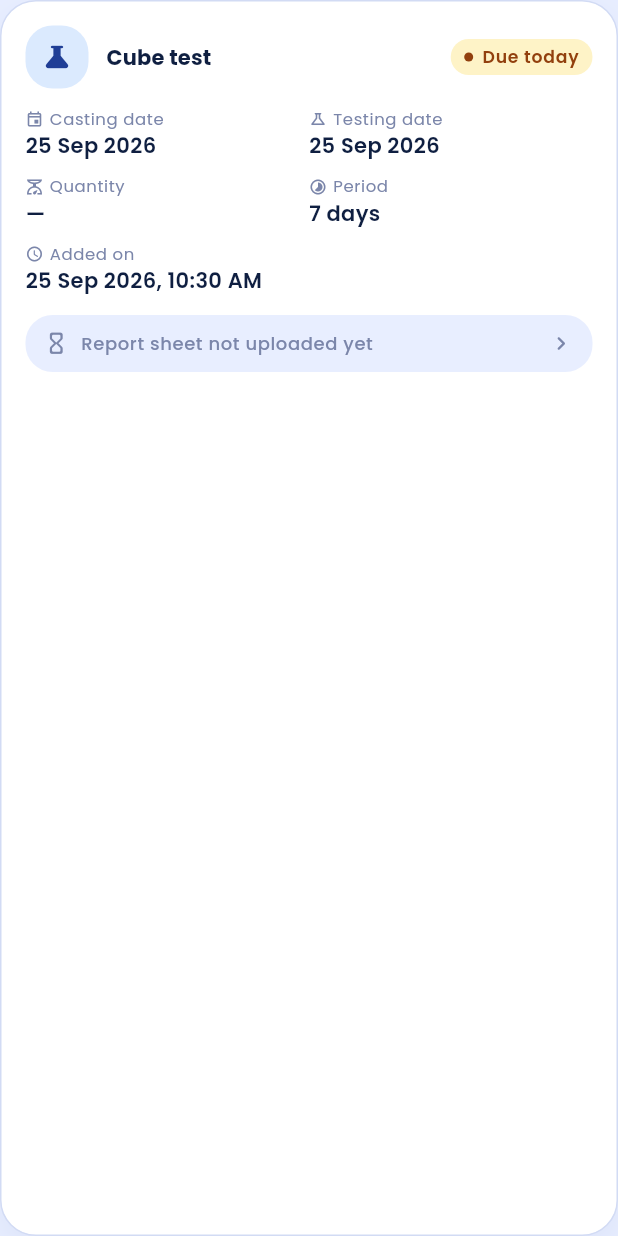
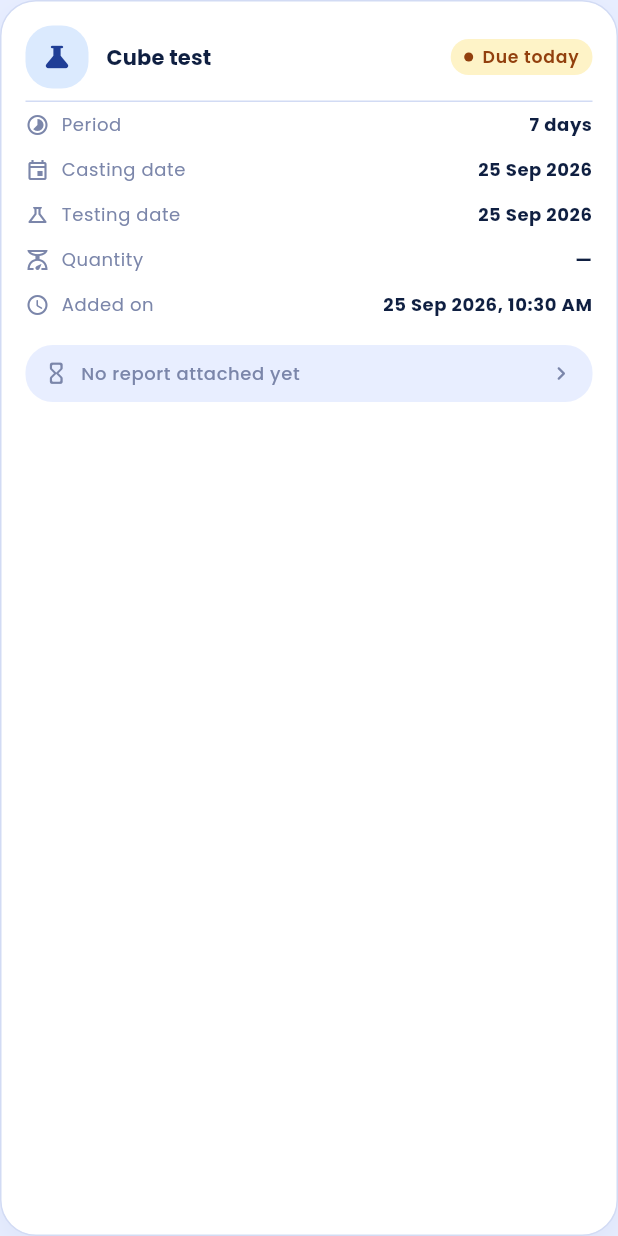
Before and after one commit to doot-dev/shivesh-app, a Flutter app: the _CubeTestCard widget shown alone on an empty page, opened directly with empty values, on a phone screen of 412 x 824 dp. Run offline on Flutter 3.47's test engine with Material 3 defaults, Android fonts, the phone set to English and light mode, and no system bars; our stand-ins replace dio, firebase_core, firebase_messaging, flutter_local_notifications, flutter_riverpod, flutter_secure_storage and 6 more; missing offline and left inert: pdfx; accounts and stored records are empty; network calls fail.

Commit message:
fix: full-screen file viewer with a navy bar; cube test card matches the field app
The viewer now opens on the root navigator, so the floating tab bar no longer
covers it, and its title is white on navy. The cube test card uses the same
label/value rows as the field app (Period, Casting, Testing, Quantity,
Product, Added on).

```diff
--- a/lib/core/widgets/app_widgets.dart
+++ b/lib/core/widgets/app_widgets.dart
@@ -294,6 +294,58 @@ class InfoCell extends StatelessWidget {
   }
 }
 
+/// Label left, value right — the key/value row used inside detail cards.
+/// Same as the field app's, so both apps show a cube test the same way.
+class DetailRow extends StatelessWidget {
+  const DetailRow({
+    super.key,
+    required this.label,
+    required this.value,
+    this.icon,
+  });
+
+  final String label;
+  final String value;
+  final IconData? icon;
+
+  @override
+  Widget build(BuildContext context) {
+    final theme = Theme.of(context);
+    return Padding(
+      padding: const EdgeInsets.symmetric(vertical: 7),
+      child: Row(
+        crossAxisAlignment: CrossAxisAlignment.start,
+        children: [
+          if (icon != null) ...[
+            Icon(icon, size: 16, color: AppColors.textMuted),
+            const SizedBox(width: 8),
+          ],
+          Expanded(
+            flex: 4,
+            child: Text(
+              label,
+              style: theme.textTheme.bodySmall?.copyWith(
+                color: AppColors.textMuted,
+              ),
+            ),
+          ),
+          Expanded(
+            flex: 6,
+            child: Text(
+              value.isEmpty ? '—' : value,
+              textAlign: TextAlign.right,
+              style: theme.textTheme.bodySmall?.copyWith(
+                fontWeight: FontWeight.w700,
+                color: AppColors.textPrimary,
+              ),
+            ),
+          ),
+        ],
+      ),
+    );
+  }
+}
+
 /// Friendly empty state with an optional action.
 class EmptyState extends StatelessWidget {
   const EmptyState({
--- a/lib/core/widgets/file_viewer.dart
+++ b/lib/core/widgets/file_viewer.dart
@@ -1,7 +1,6 @@
-import 'dart:typed_data';
-
 import 'package:dio/dio.dart';
 import 'package:flutter/material.dart';
+import 'package:flutter/services.dart';
 import 'package:flutter_riverpod/flutter_riverpod.dart';
 import 'package:pdfx/pdfx.dart';
 
@@ -16,7 +15,7 @@ Future<void> openServerFile(
   BuildContext context,
   String path, {
   required String title,
-}) => Navigator.of(context).push(
+}) => Navigator.of(context, rootNavigator: true).push(
   MaterialPageRoute(
     builder: (_) => FileViewerPage(path: path, title: title),
   ),
@@ -103,6 +102,13 @@ class _FileViewerPageState extends ConsumerState<FileViewerPage> {
     return Scaffold(
       backgroundColor: image != null ? Colors.black : const Color(0xFFEEF1F6),
       appBar: AppBar(
+        backgroundColor: AppColors.primary,
+        foregroundColor: Colors.white,
+        systemOverlayStyle: SystemUiOverlayStyle.light,
+        // The app theme pins a dark title colour; this bar is navy.
+        titleTextStyle: Theme.of(
+          context,
+        ).appBarTheme.titleTextStyle?.copyWith(color: Colors.white),
         title: Text(widget.title, maxLines: 1, overflow: TextOverflow.ellipsis),
         actions: [
           if (pdf != null)
--- a/lib/features/cube_test/presentation/pages/cube_tests_page.dart
+++ b/lib/features/cube_test/presentation/pages/cube_tests_page.dart
@@ -344,53 +344,42 @@ class _CubeTestCard extends StatelessWidget {
               _DuePill(test: t),
             ],
           ),
-          const SizedBox(height: 14),
-          Row(
-            children: [
-              Expanded(
-                child: InfoCell(
-                  label: 'Casting date',
-                  value: t.castingDateLabel,
-                  icon: Icons.event_outlined,
-                ),
-              ),
-              Expanded(
-                child: InfoCell(
-                  label: 'Testing date',
-                  value: t.testDateLabel,
-                  icon: Icons.science_outlined,
-                ),
-              ),
-            ],
+          // Same rows, same order as the field app's cube test card.
+          const SizedBox(height: 8),
+          const Divider(height: 1, color: AppColors.border),
+          DetailRow(
+            icon: Icons.timelapse_rounded,
+            label: 'Period',
+            value: t.period.label,
           ),
-          const SizedBox(height: 12),
-          Row(
-            children: [
-              Expanded(
-                child: InfoCell(
-                  label: 'Quantity',
-                  value: t.quantity.isEmpty ? '—' : t.quantity,
-                  icon: Icons.scale_outlined,
-                ),
-              ),
-              Expanded(
-                child: InfoCell(
-                  label: 'Period',
-                  value: t.period.label,
-                  icon: Icons.timelapse_rounded,
-                ),
-              ),
-            ],
+          DetailRow(
+            icon: Icons.event_outlined,
+            label: 'Casting date',
+            value: t.castingDateLabel,
           ),
-          if (t.addedAtLabel.isNotEmpty) ...[
-            const SizedBox(height: 12),
-            InfoCell(
+          DetailRow(
+            icon: Icons.science_outlined,
+            label: 'Testing date',
+            value: t.testDateLabel,
+          ),
+          DetailRow(
+            icon: Icons.scale_outlined,
+            label: 'Quantity',
+            value: t.quantity,
+          ),
+          if (entry.productLabel.isNotEmpty)
+            DetailRow(
+              icon: Icons.inventory_2_outlined,
+              label: 'Product',
+              value: entry.productLabel,
+            ),
+          if (t.addedAtLabel.isNotEmpty)
+            DetailRow(
+              icon: Icons.schedule_rounded,
               label: 'Added on',
               value: t.addedAtLabel,
-              icon: Icons.schedule_rounded,
             ),
-          ],
-          const SizedBox(height: 14),
+          const SizedBox(height: 12),
           GestureDetector(
             onTap: t.hasFile
                 ? () => openServerFile(
@@ -417,9 +406,7 @@ class _CubeTestCard extends StatelessWidget {
                   const SizedBox(width: 8),
                   Expanded(
                     child: Text(
-                      t.hasFile
-                          ? 'View report sheet'
-                          : 'Report sheet not uploaded yet',
+                      t.hasFile ? 'View report' : 'No report attached yet',
                       style: theme.textTheme.bodySmall?.copyWith(
                         color: t.hasFile
                             ? AppColors.primary
```
